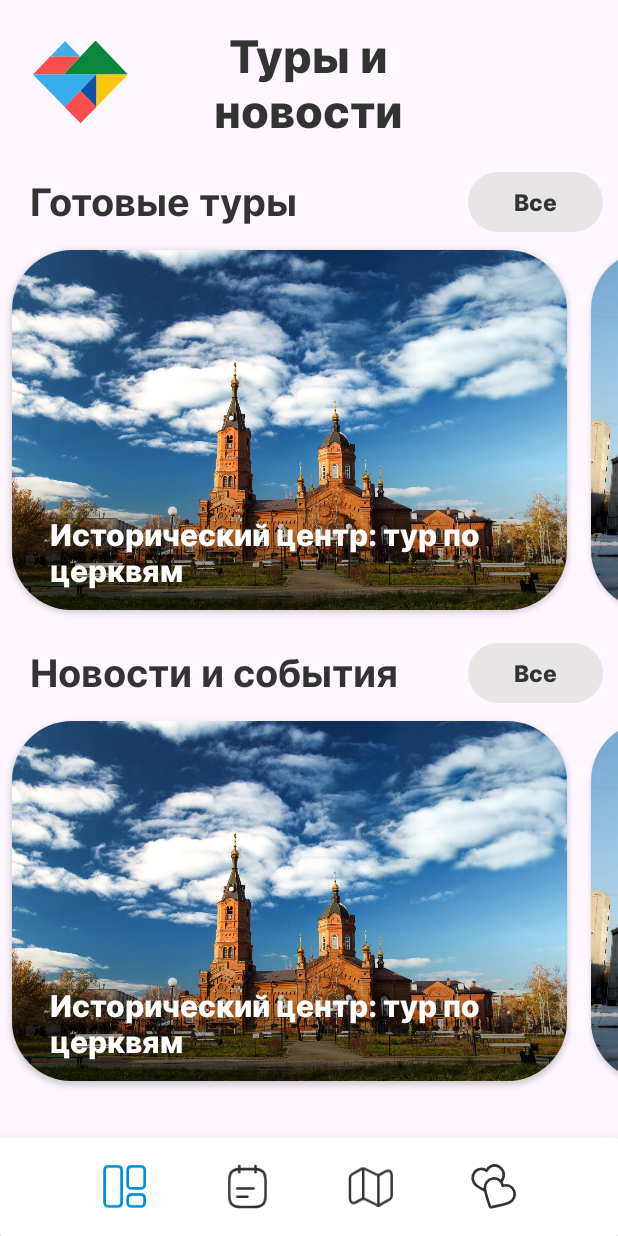
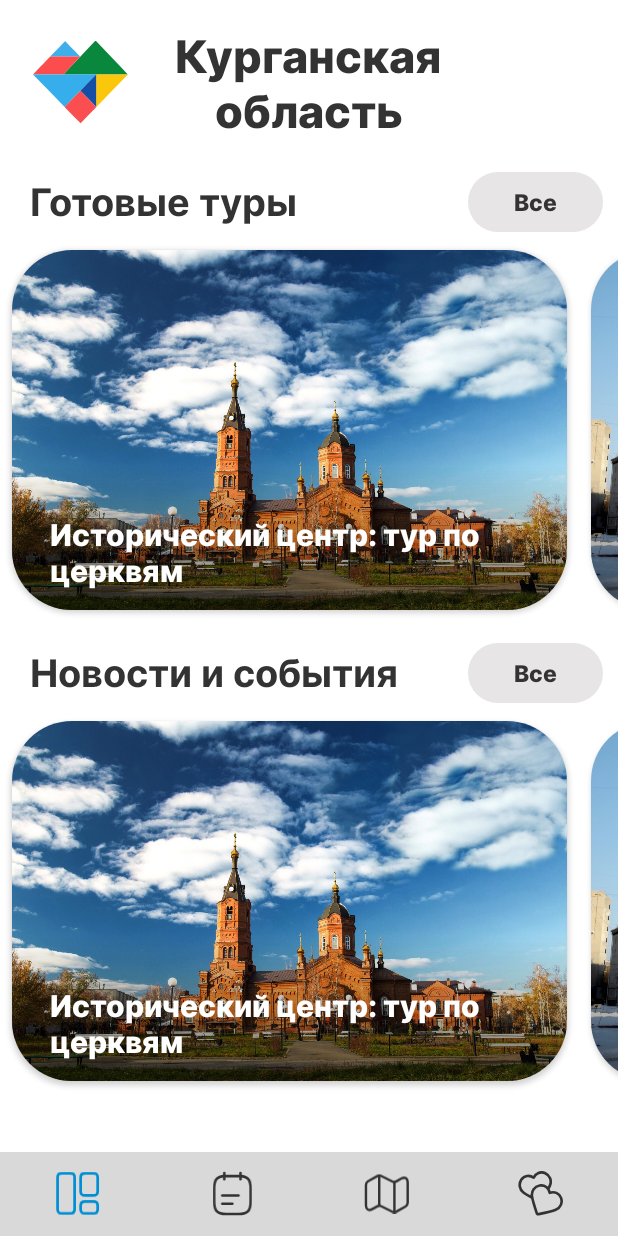
Before and after one commit to UD-Heavy/Tourist_Routes, an Android app: the MainActivity screen opened directly, with no data from a screen before it, on a phone screen of 412 x 824 dp. Run offline under Robolectric (Android 15) with nearby library versions, the phone set to English and light mode, and no system bars.

Commit message:
исправления фикс bottomnavview (дизайн), избранного и новостей, главное меню создал кнопки у карточки тура

```diff
--- a/app/src/main/res/layout/activity_main.xml
+++ b/app/src/main/res/layout/activity_main.xml
@@ -5,53 +5,51 @@
     android:id="@+id/main"
     android:layout_width="match_parent"
     android:layout_height="match_parent"
-    tools:context=".pages.MainActivity">
+    tools:context=".pages.MainActivity"
+    android:background="#ffffff">
 
     <androidx.constraintlayout.widget.ConstraintLayout
         android:layout_width="match_parent"
         android:layout_height="match_parent"
-        android:fitsSystemWindows="true">
-
+        >
 
         <FrameLayout
             android:id="@+id/frame_layout"
             android:layout_width="0dp"
             android:layout_height="0dp"
             android:elevation="24dp"
-            app:layout_constraintBottom_toTopOf="@+id/bottomNavigationCardView"
+            app:layout_constraintBottom_toTopOf="@+id/bottomNavigationView"
             app:layout_constraintEnd_toEndOf="parent"
             app:layout_constraintStart_toStartOf="parent"
-            app:layout_constraintTop_toTopOf="parent">
+            app:layout_constraintTop_toTopOf="parent"
+            android:fitsSystemWindows="true">
 
         </FrameLayout>
-        <androidx.cardview.widget.CardView
-            android:id="@+id/bottomNavigationCardView"
-            android:layout_width="match_parent"
-            android:layout_height="65dp"
-            app:cardElevation="16dp"
-            app:layout_constraintBottom_toBottomOf="parent"
-            app:layout_constraintEnd_toEndOf="parent"
-            app:layout_constraintStart_toStartOf="parent">
+        <View
+            android:layout_width="0dp"
+            android:layout_height="0.8dp"
+            android:background="@android:color/darker_gray"
+            app:layout_constraintBottom_toTopOf="@id/bottomNavigationView"
+            app:layout_constraintStart_toStartOf="parent"
+            app:layout_constraintEnd_toEndOf="parent"/>
+
 
         <com.google.android.material.bottomnavigation.BottomNavigationView
             android:id="@+id/bottomNavigationView"
             android:layout_width="match_parent"
-                android:layout_height="65dp"
-                android:background="@color/white"
-                android:paddingHorizontal="42dp"
+            android:layout_height="wrap_content"
+            android:background="#d9d9d9"
             app:layout_constraintBottom_toBottomOf="parent"
             app:layout_constraintEnd_toEndOf="parent"
             app:layout_constraintStart_toStartOf="parent"
             app:menu="@menu/bottom_nav_menu"
             app:itemIconSize="30dp"
-                app:itemPaddingTop="8dp"
+            app:itemPaddingTop="10dp"
             app:itemPaddingBottom="8dp"
             app:itemIconTint="@drawable/bottom_navigation_tint"
-                app:elevation="24dp"
             app:labelVisibilityMode="unlabeled"
-                style="@style/BottomNavigationItemNoBackground"/>
-        </androidx.cardview.widget.CardView>
-
+            style="@style/BottomNavigationItemNoBackground"
+            />
 
     </androidx.constraintlayout.widget.ConstraintLayout>
 </androidx.constraintlayout.widget.ConstraintLayout>
--- a/app/src/main/res/layout/favourite_page.xml
+++ b/app/src/main/res/layout/favourite_page.xml
@@ -5,7 +5,8 @@
     android:layout_width="match_parent"
     android:layout_height="match_parent"
     android:orientation="vertical"
-    tools:context=".pages.FavouritePage">
+    tools:context=".pages.FavouritePage"
+    android:background="#ffffff">
     <RelativeLayout
         android:layout_width="match_parent"
         android:layout_height="wrap_content"
@@ -88,7 +89,8 @@
             android:layout_width="match_parent"
             android:layout_height="match_parent"
             app:layout_behavior="@string/appbar_scrolling_view_behavior"
-            android:overScrollMode="never">
+            android:overScrollMode="never"
+            android:background="#ffffff">
             <androidx.recyclerview.widget.RecyclerView
                 android:id="@+id/recycler_view"
                 android:layout_width="wrap_content"
--- a/app/src/main/res/layout/main_menu_page.xml
+++ b/app/src/main/res/layout/main_menu_page.xml
@@ -12,8 +12,9 @@
     <LinearLayout
 
         android:layout_width="match_parent"
-        android:layout_height="wrap_content"
-        android:orientation="vertical">
+        android:layout_height="match_parent"
+        android:orientation="vertical"
+        android:background="#ffffff">
 
         <RelativeLayout
             android:layout_width="match_parent"
@@ -30,7 +31,7 @@
                 android:gravity="center"
                 android:background="@android:color/transparent"
                 android:fontFamily="@font/inter_extrabold"
-                android:text="@string/mainTitle"
+                android:text="Курганская область"
                 android:textColor="#333333"
                 android:textSize="30sp" />
 
@@ -50,7 +51,8 @@
 
             android:layout_width="match_parent"
             android:layout_height="wrap_content"
-            android:orientation="vertical">
+            android:orientation="vertical"
+            >
 
             <RelativeLayout
                 android:id="@+id/parentRelative"
```
Also changed, not shown: app/src/main/res/drawable/rectangle_1077.xml (added, +15 -0 lines), app/src/main/res/layout/news_page.xml (+7 -5 lines), app/src/main/res/layout/tour_window.xml (+50 -4 lines), app/src/main/res/font/inter_semibold.ttf (added). Lines whose indentation alone changed are shown as unchanged.
